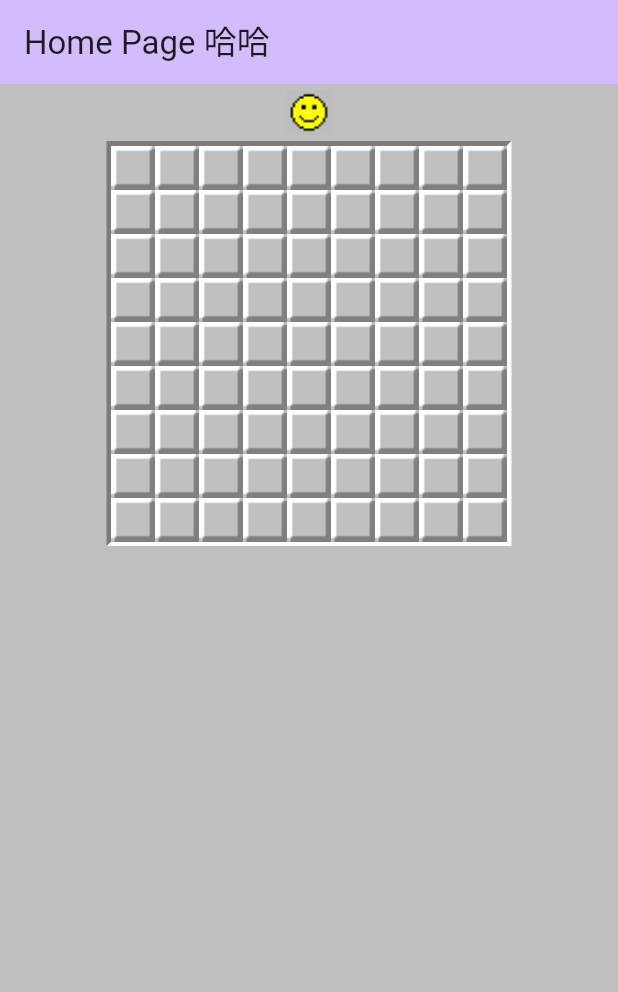
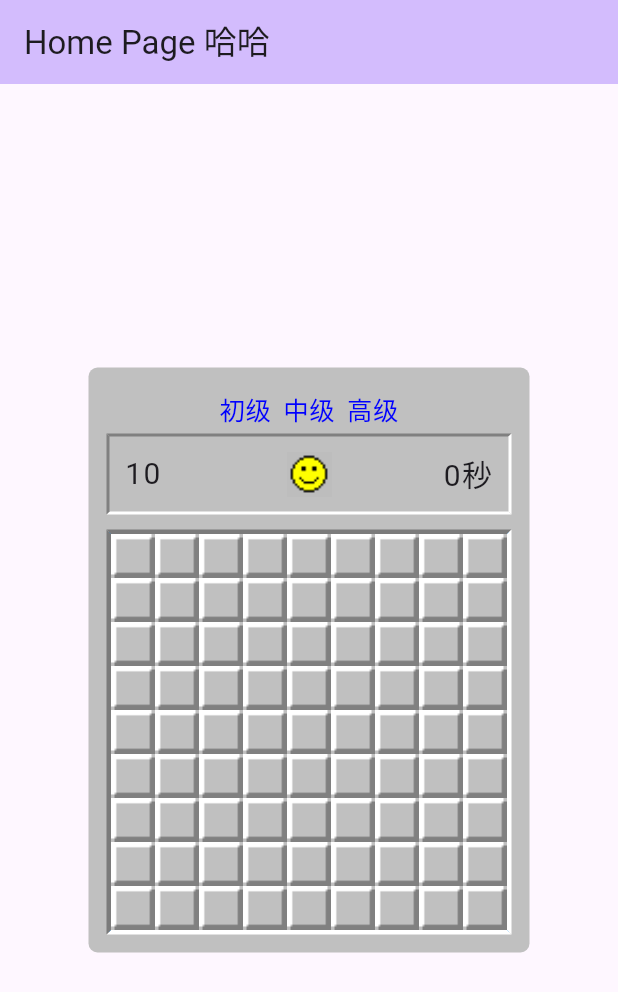
Before and after one commit to Awser-0/minesweeper, a Flutter app: the screen it shows after launch, on a phone screen of 412 x 824 dp. Shown: the top 992 px of the screen. Run offline on Flutter 3.47's test engine with Material 3 defaults, Android fonts, the phone set to English and light mode, and no system bars.

Commit message:
完善效果，添加等级选择

```diff
--- a/lib/main.dart
+++ b/lib/main.dart
@@ -1,5 +1,6 @@
-import 'dart:math';
-
+import 'dart:async';
+import 'dart:ui';
+import 'package:flutter/gestures.dart';
 import 'package:flutter/material.dart';
 // import 'package:flutter_svg/flutter_svg.dart';
 
@@ -44,14 +45,39 @@ class _HomePageState extends State<HomePage> {
 }
 
 class GameWrapper extends StatefulWidget {
+  @override
+  State<GameWrapper> createState() => _GameWrapperState();
+}
+
+class _GameWrapperState extends State<GameWrapper> {
   int row = 9;
   int col = 9;
   int mineCount = 10;
   // bool isOver = false;
   DateTime? startAt;
   DateTime? endAt;
+  int get startSeconds {
+    if (startAt == null) {
+      return 0;
+    } else {
+      int milliseconds = 0;
+      if (endAt != null) {
+        milliseconds =
+            endAt!.millisecondsSinceEpoch - startAt!.millisecondsSinceEpoch;
+      } else {
+        milliseconds = DateTime.now().millisecondsSinceEpoch -
+            startAt!.millisecondsSinceEpoch;
+      }
+      return milliseconds ~/ 1000;
+    }
+  }
+
   List<CellInfo> list = [];
-  GameWrapper({super.key}) {
+
+  void setLevel({required int row, required int col, required int mineCount}) {
+    this.row = row;
+    this.col = col;
+    this.mineCount = mineCount;
     reset();
   }
 
@@ -181,11 +207,23 @@ class GameWrapper extends StatefulWidget {
     return true;
   }
 
-  void cellTap(int i, int j) {
+  void cellTap(int i, int j, bool isMouseRight) {
+    if (_isEnd()) return;
+    int index = i * col + j;
+    // 右键插旗
+    if (isMouseRight) {
+      if (!list[index].isShow) {
+        list[index].isFlag = !list[index].isFlag;
+        list[index].updateUrl();
+      }
+    } else {
+      // 点击事件
       if (!_isStart()) {
         onStart(i, j);
       }
-    if (_isEnd() || !_showCell(i, j)) return;
+      // 插旗状态点击，
+      if (list[index].isFlag) return;
+      if (!_showCell(i, j)) return;
       // 检测是不是只剩炸弹
       // 还没点开格子的数量
       int notShowCount = 0;
@@ -199,37 +237,15 @@ class GameWrapper extends StatefulWidget {
       if (notShowCount <= mineCount) {
         onEnd(true);
       }
-    // list[index].isShow = true;
-    // if (list[index].isMine) {
-    //   // 点开炸弹，游戏结束，提示信息
-    //   list[index].isBlast = true;
-    //   onEnd(false);
-    // } else {
-    //   // 点击格子周围炸弹数为0，自动点开周围格子
-    //   if (list[index].count == 0) {
-    //     cellTap(i - 1, j - 1);
-    //     cellTap(i - 1, j);
-    //     cellTap(i - 1, j + 1);
-    //     cellTap(i, j - 1);
-    //     cellTap(i, j + 1);
-    //     cellTap(i + 1, j - 1);
-    //     cellTap(i + 1, j);
-    //     cellTap(i + 1, j + 1);
-    //   }
-    // }
+    }
   }
 
   @override
-  State<GameWrapper> createState() => _GameWrapperState();
-}
-
-class _GameWrapperState extends State<GameWrapper> {
-  // int row = 9;
-  // int col = 9;
-  // int mineCount = 10;
-  // final blockSize = 30.0;
-  @override
   void initState() {
+    Timer.periodic(const Duration(milliseconds: 500), (timer) {
+      setState(() {});
+    });
+    reset();
     super.initState();
   }
 
@@ -237,23 +253,45 @@ class _GameWrapperState extends State<GameWrapper> {
   Widget build(BuildContext context) {
     return Center(
       child: Container(
-          width: double.infinity, //宽度
+          width: col * 30 + 24, //宽度
           decoration: const BoxDecoration(
             color: Color.fromRGBO(192, 192, 192, 1),
+            borderRadius: BorderRadius.all(Radius.circular(6)),
           ), //装饰器
-          padding: const EdgeInsets.all(0), //内容距离盒子边界的距离
+          padding: const EdgeInsets.all(12), //内容距离盒子边界的距离
           margin: const EdgeInsets.all(0), //长度
           child: Column(
+            mainAxisSize: MainAxisSize.min,
             children: [
-              GameInfo(smileOnTap: () {
-                widget.reset();
+              Container(
+                child:
+                    Row(mainAxisAlignment: MainAxisAlignment.center, children: [
+                  GameLevel("初级", onTap: () {
+                    setLevel(row: 9, col: 9, mineCount: 10);
+                  }),
+                  GameLevel("中级", onTap: () {
+                    setLevel(row: 16, col: 16, mineCount: 40);
+                  }),
+                  GameLevel("高级", onTap: () {
+                    setLevel(row: 16, col: 30, mineCount: 99);
+                  }),
+                ]),
+              ),
+              GameInfo(
+                  mineCount: mineCount,
+                  startSeconds: startSeconds,
+                  smileOnTap: () {
+                    reset();
                     setState(() {});
                   }),
+              const SizedBox(
+                height: 10,
+              ),
               CellsBlock(
-                row: widget.row,
-                col: widget.col,
-                list: widget.list,
-                cellTap: widget.cellTap,
+                row: row,
+                col: col,
+                list: list,
+                cellTap: cellTap,
               )
             ],
           ) //盒子边界之外的距离
@@ -262,14 +300,68 @@ class _GameWrapperState extends State<GameWrapper> {
   }
 }
 
-class GameInfo extends StatelessWidget {
-  void Function()? smileOnTap;
-  GameInfo({super.key, this.smileOnTap});
+class GameLevel extends StatelessWidget {
+  final String _title;
+  final void Function()? onTap;
+  const GameLevel(this._title, {super.key, this.onTap});
   @override
   Widget build(BuildContext context) {
     return GestureDetector(
         onTap: () {
-        smileOnTap!();
+          onTap!();
+        },
+        child: Container(
+          padding: const EdgeInsets.all(4),
+          child: Text(
+            _title,
+            style: const TextStyle(
+                fontSize: 17,
+                color: Color.fromRGBO(0, 0, 255, 1),
+                decorationThickness: 1),
+          ),
+        ));
+  }
+}
+
+class GameInfo extends StatefulWidget {
+  final int mineCount;
+  final int startSeconds;
+  final void Function()? smileOnTap;
+  const GameInfo(
+      {super.key,
+      required this.mineCount,
+      required this.startSeconds,
+      this.smileOnTap});
+  @override
+  State<StatefulWidget> createState() => _GameInfoState();
+}
+
+class _GameInfoState extends State<GameInfo> {
+  @override
+  Widget build(BuildContext context) {
+    return Container(
+      decoration: const BoxDecoration(
+          border: Border(
+              left: BorderSide(width: 2, color: Color(0xFF808080)),
+              top: BorderSide(width: 2, color: Color(0xFF808080)),
+              right: BorderSide(width: 2, color: Color(0xFFFFFFFF)),
+              bottom: BorderSide(width: 2, color: Color(0xFFFFFFFF)))),
+      child: Row(
+        mainAxisAlignment: MainAxisAlignment.spaceBetween,
+        children: <Widget>[
+          Container(
+            width: 100,
+            // color: Colors.blue,
+            padding: const EdgeInsets.all(10),
+            child: Text(
+              widget.mineCount.toString(),
+              style: const TextStyle(fontSize: 20, letterSpacing: 1),
+            ),
+          ),
+          Flexible(
+              child: GestureDetector(
+            onTap: () {
+              widget.smileOnTap!();
             },
             child: Container(
               padding: const EdgeInsets.all(4.0),
@@ -279,6 +371,22 @@ class GameInfo extends StatelessWidget {
                 height: 30,
                 fit: BoxFit.cover,
               ),
+            ),
+          )),
+          Container(
+            width: 100,
+            // color: Colors.blue,
+            padding: const EdgeInsets.all(10),
+            child: Text(
+              '${widget.startSeconds > 9999 ? 9999 : widget.startSeconds}秒',
+              textDirection: TextDirection.rtl,
+              style: const TextStyle(
+                  fontSize: 20,
+                  letterSpacing: 1,
+                  textBaseline: TextBaseline.alphabetic),
+            ),
+          ),
+        ],
       ),
     );
   }
@@ -321,7 +429,7 @@ class CellsBlock extends StatefulWidget {
   // int mineCount;
   // bool isOver = false;
   late List<CellInfo> list = [];
-  void Function(int i, int j) cellTap;
+  void Function(int i, int j, bool isMouseRight) cellTap;
   CellsBlock(
       {super.key,
       required this.row,
@@ -331,10 +439,10 @@ class CellsBlock extends StatefulWidget {
       required this.list});
 
   @override
-  State<CellsBlock> createState() => CellsBlockState();
+  State<CellsBlock> createState() => _CellsBlockState();
 }
 
-class CellsBlockState extends State<CellsBlock> {
+class _CellsBlockState extends State<CellsBlock> {
   @override
   Widget build(BuildContext context) {
     return Container(
@@ -361,18 +469,25 @@ class CellsBlockState extends State<CellsBlock> {
             ),
             itemCount: widget.row * widget.col,
             itemBuilder: (BuildContext context, int index) {
-              return GestureDetector(
-                onTap: () {
-                  widget.cellTap(index ~/ widget.col, index % widget.col);
+              return Listener(
+                  onPointerDown: (PointerDownEvent event) async {
+                    if (event.kind == PointerDeviceKind.mouse &&
+                        event.buttons == kSecondaryMouseButton) {
+                      widget.cellTap(
+                          index ~/ widget.col, index % widget.col, true);
                       setState(() {});
+                    } else {
+                      widget.cellTap(
+                          index ~/ widget.col, index % widget.col, false);
+                      setState(() {});
+                    }
                   },
                   child: Image.asset(
                     widget.list[index].url,
                     width: 30,
                     height: 30,
                     fit: BoxFit.cover,
-                ),
-              );
+                  ));
             }));
   }
 }
```
Lines whose indentation alone changed are shown as unchanged.
